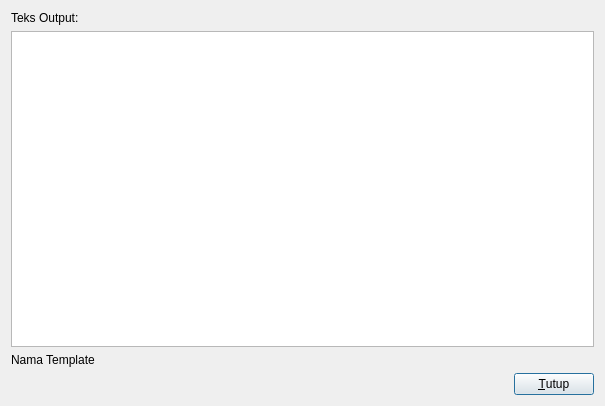
The window that src/app/previewtextdialog.ui (ffrz/post-streaming-app) describes before a commit, drawn with Qt 5.
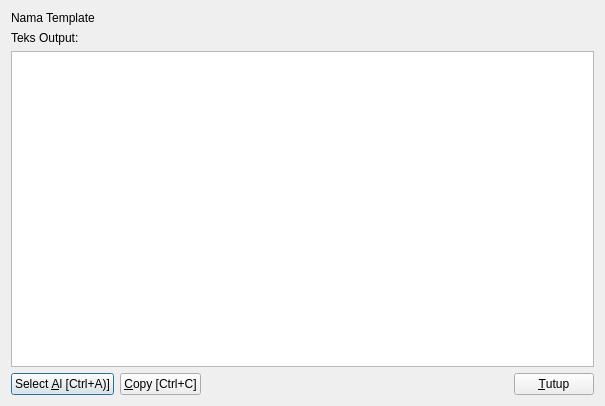
The same window after the commit.

What changed in the file:
```diff
--- a/src/app/previewtextdialog.ui
+++ b/src/app/previewtextdialog.ui
@@ -14,6 +14,13 @@
    <string>Pratinjau Teks</string>
   </property>
   <layout class="QVBoxLayout" name="verticalLayout">
+   <item>
+    <widget class="QLabel" name="templateNameLabel">
+     <property name="text">
+      <string>Nama Template</string>
+     </property>
+    </widget>
+   </item>
    <item>
     <widget class="QLabel" name="label">
      <property name="text">
@@ -25,16 +32,23 @@
     <widget class="QPlainTextEdit" name="contentEdit"/>
    </item>
    <item>
-    <widget class="QLabel" name="templateNameLabel">
+    <layout class="QHBoxLayout" name="horizontalLayout_2">
+     <item>
+      <widget class="QPushButton" name="selectAllButton">
      <property name="text">
-      <string>Nama Template</string>
+        <string>Select &amp;Al [Ctrl+A)]</string>
      </property>
     </widget>
    </item>
    <item>
-    <layout class="QHBoxLayout" name="horizontalLayout">
+      <widget class="QPushButton" name="copyButton">
+       <property name="text">
+        <string>&amp;Copy [Ctrl+C]</string>
+       </property>
+      </widget>
+     </item>
      <item>
-      <spacer name="horizontalSpacer">
+      <spacer name="horizontalSpacer_2">
        <property name="orientation">
         <enum>Qt::Horizontal</enum>
        </property>
```
Lines whose indentation alone changed are shown as unchanged.
